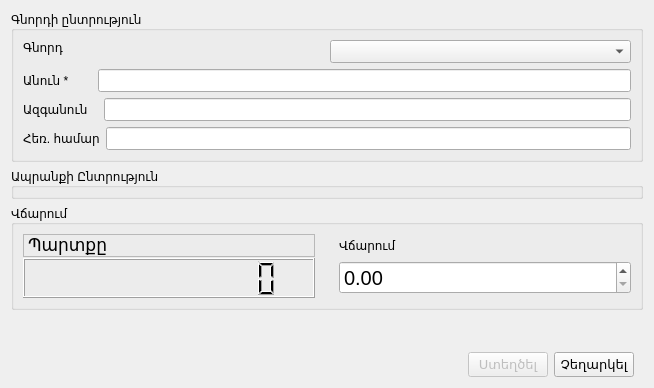
Qt form src/newdeal.ui (ADCompany/AD-Farm) before a commit.
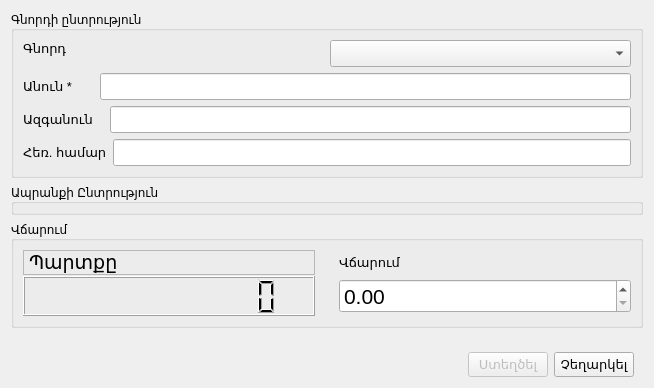
The same form after that commit. Icons and pictures are not drawn.

The edit to the form file:
```diff
--- a/src/newdeal.ui
+++ b/src/newdeal.ui
@@ -39,6 +39,11 @@
          <layout class="QHBoxLayout" name="horizontalLayout_7">
           <item>
            <widget class="QLabel" name="label">
+            <property name="font">
+             <font>
+              <pointsize>10</pointsize>
+             </font>
+            </property>
             <property name="text">
              <string>Գնորդ    </string>
             </property>
@@ -51,7 +56,7 @@
            <widget class="QComboBox" name="cbxCustomer">
             <property name="font">
              <font>
-              <pointsize>10</pointsize>
+              <pointsize>12</pointsize>
              </font>
             </property>
            </widget>
@@ -75,8 +80,13 @@
                 <layout class="QHBoxLayout" name="horizontalLayout">
                  <item>
                   <widget class="QLabel" name="lblFirstName">
+                   <property name="font">
+                    <font>
+                     <pointsize>10</pointsize>
+                    </font>
+                   </property>
                    <property name="text">
-                    <string>Անուն *       </string>
+                    <string>Անուն *      </string>
                    </property>
                    <property name="wordWrap">
                     <bool>false</bool>
@@ -90,7 +100,7 @@
                  <property name="font">
                   <font>
                    <family>MS Shell Dlg 2</family>
-                   <pointsize>10</pointsize>
+                   <pointsize>12</pointsize>
                    <weight>50</weight>
                    <bold>false</bold>
                   </font>
@@ -108,6 +118,11 @@
                 <layout class="QHBoxLayout" name="horizontalLayout_2">
                  <item>
                   <widget class="QLabel" name="lblLastName">
+                   <property name="font">
+                    <font>
+                     <pointsize>10</pointsize>
+                    </font>
+                   </property>
                    <property name="text">
                     <string>Ազգանուն   </string>
                    </property>
@@ -119,7 +134,7 @@
                 <widget class="QLineEdit" name="editLastName">
                  <property name="font">
                   <font>
-                   <pointsize>10</pointsize>
+                   <pointsize>12</pointsize>
                   </font>
                  </property>
                  <property name="maxLength">
@@ -138,6 +153,11 @@
                 <layout class="QHBoxLayout" name="horizontalLayout_3">
                  <item>
                   <widget class="QLabel" name="label_3">
+                   <property name="font">
+                    <font>
+                     <pointsize>10</pointsize>
+                    </font>
+                   </property>
                    <property name="text">
                     <string>Հեռ. համար</string>
                    </property>
@@ -149,7 +169,7 @@
                 <widget class="QLineEdit" name="editPhone">
                  <property name="font">
                   <font>
-                   <pointsize>10</pointsize>
+                   <pointsize>12</pointsize>
                   </font>
                  </property>
                  <property name="maxLength">
@@ -194,7 +214,7 @@
          <widget class="QLabel" name="label_6">
           <property name="font">
            <font>
-            <pointsize>13</pointsize>
+            <pointsize>14</pointsize>
            </font>
           </property>
           <property name="frameShape">
@@ -210,6 +230,11 @@
         </item>
         <item row="0" column="1">
          <widget class="QLabel" name="label_2">
+          <property name="font">
+           <font>
+            <pointsize>10</pointsize>
+           </font>
+          </property>
           <property name="text">
            <string>Վճարում</string>
           </property>
@@ -258,7 +283,7 @@
          <widget class="QDoubleSpinBox" name="sbxPay">
           <property name="font">
            <font>
-            <pointsize>15</pointsize>
+            <pointsize>16</pointsize>
            </font>
           </property>
           <property name="wrapping">
```
